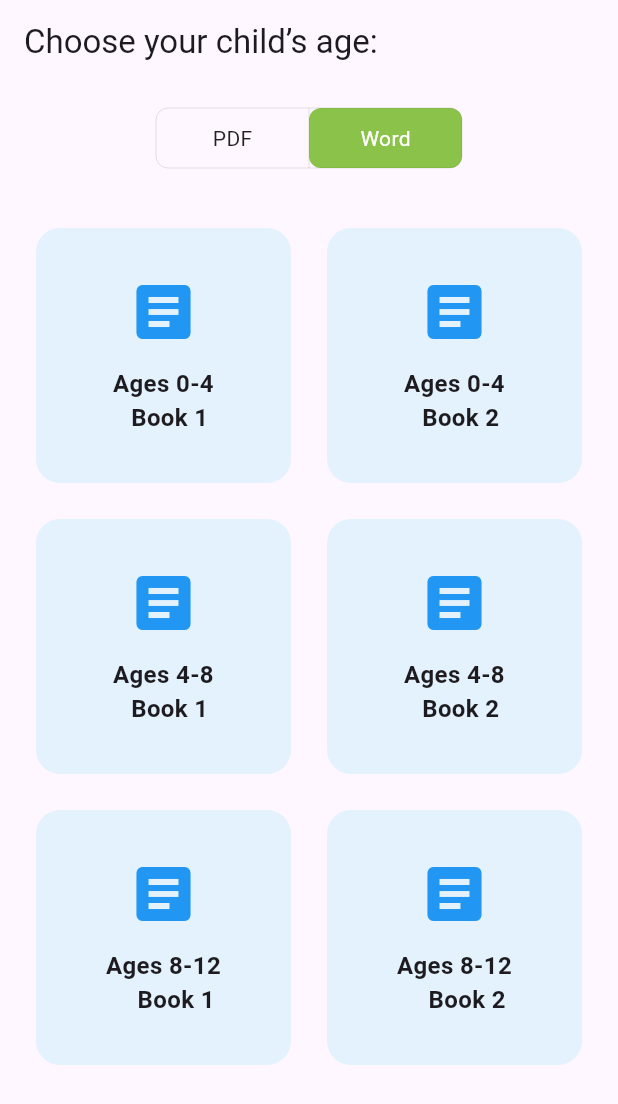
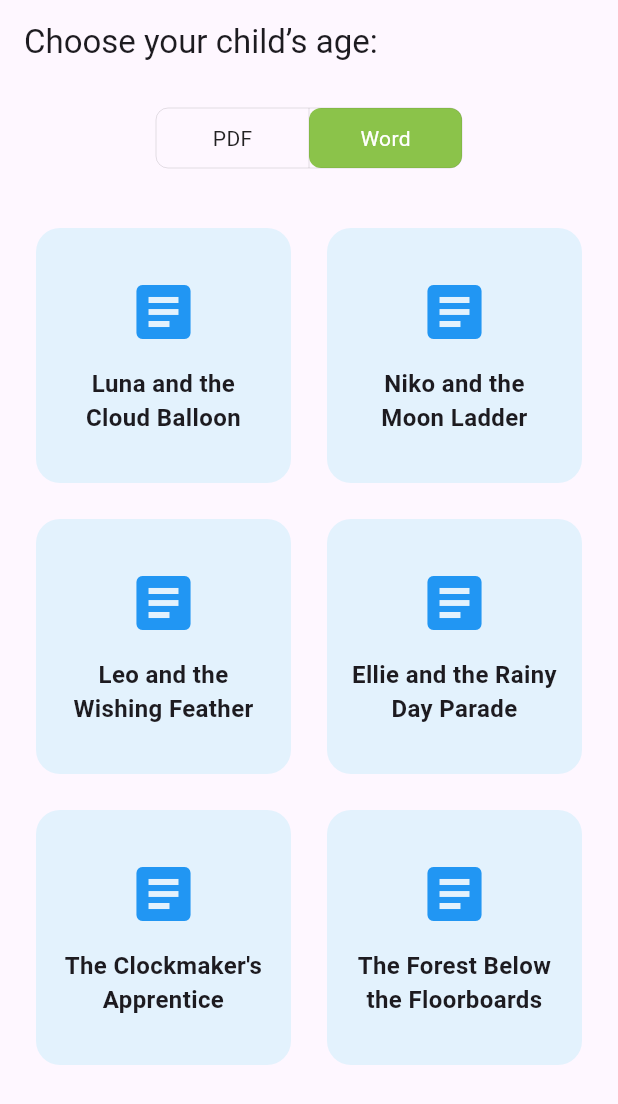
Before and after one commit to oferElz/final-android-project, a Flutter app: the screen it shows after launch, after a tap on "Word", on a phone screen of 412 x 824 dp. Shown: the top 1104 px of the screen. Run offline on Flutter 3.47's test engine with Material 3 defaults, Android fonts, the phone set to English and light mode, and no system bars; our stand-ins replace firebase_core; accounts and stored records are empty.

Commit message:
connected project to firebase and fit title to doc field

```diff
--- a/lib/main.dart
+++ b/lib/main.dart
@@ -1,6 +1,11 @@
 import 'package:flutter/material.dart';
-
-void main() {
+import 'package:firebase_core/firebase_core.dart';
+import 'firebase_options.dart';
+void main() async {
+  WidgetsFlutterBinding.ensureInitialized();
+  await Firebase.initializeApp(
+    options: DefaultFirebaseOptions.currentPlatform,
+  );
   runApp(MyApp());
 }
 
@@ -18,32 +23,32 @@
   Widget build(BuildContext context) {
     final cards = [
       _OptionCard(
-        title: 'Ages 0-4\n  Book 1',
+        title: 'Luna and the Cloud Balloon',
         icon: _selectedType == FileType.pdf ? Icons.picture_as_pdf : Icons.article,
         onTap: () {},
       ),
       _OptionCard(
-        title: 'Ages 0-4\n  Book 2',
+        title: 'Niko and the Moon Ladder',
         icon: _selectedType == FileType.pdf ? Icons.picture_as_pdf : Icons.article,
         onTap: () {},
       ),
       _OptionCard(
-        title: 'Ages 4-8\n  Book 1',
+        title: 'Leo and the Wishing Feather',
         icon: _selectedType == FileType.pdf ? Icons.picture_as_pdf : Icons.article,
         onTap: () {},
       ),
       _OptionCard(
-        title: 'Ages 4-8\n  Book 2',
+        title: 'Ellie and the Rainy Day Parade',
         icon: _selectedType == FileType.pdf ? Icons.picture_as_pdf : Icons.article,
         onTap: () {},
       ),
       _OptionCard(
-        title: 'Ages 8-12\n    Book 1',
+        title: "The Clockmaker's Apprentice",
         icon: _selectedType == FileType.pdf ? Icons.picture_as_pdf : Icons.article,
         onTap: () {},
       ),
       _OptionCard(
-        title: 'Ages 8-12\n    Book 2',
+        title: 'The Forest Below the Floorboards',
         icon: _selectedType == FileType.pdf ? Icons.picture_as_pdf : Icons.article,
         onTap: () {},
       ),
--- a/pubspec.yaml
+++ b/pubspec.yaml
@@ -30,7 +30,8 @@ environment:
 dependencies:
   flutter:
     sdk: flutter
-
+  firebase_core: ^3.13.1
+  cloud_firestore: ^5.6.8
   # The following adds the Cupertino Icons font to your application.
   # Use with the CupertinoIcons class for iOS style icons.
   cupertino_icons: ^1.0.8
```
Also changed, not shown: firebase.json (added), lib/firebase_options.dart (added), pubspec.lock, 6 other files.
